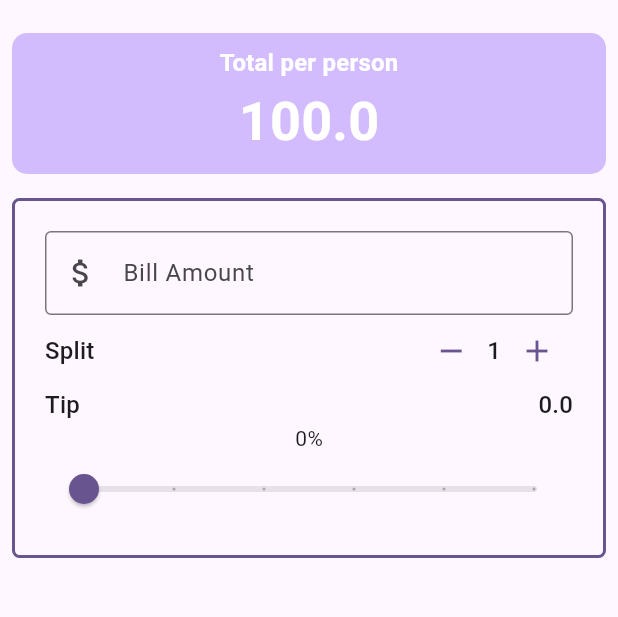
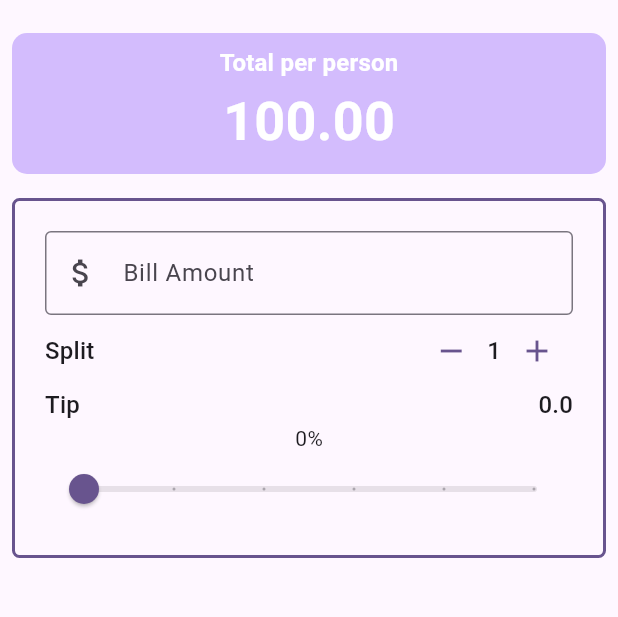
Before and after one commit to cwong8751/flutter-tip-calculator, a Flutter app: the screen it shows after launch, on a phone screen of 412 x 824 dp, the part 63-680 px from its top. Run offline on Flutter 3.47's test engine with Material 3 defaults, Android fonts, the phone set to English and light mode, and no system bars.

Commit message:
section 6 43

```diff
--- a/utip/lib/main.dart
+++ b/utip/lib/main.dart
@@ -1,7 +1,9 @@
 import 'package:flutter/material.dart';
 import 'package:utip/widgets/bill_amount_field.dart';
 import 'package:utip/widgets/person_counter.dart';
+import 'package:utip/widgets/tip_row.dart';
 import 'package:utip/widgets/tip_slider.dart';
+import 'package:utip/widgets/total_per_person.dart';
 
 void main() {
   runApp(const MyApp());
@@ -35,7 +37,7 @@ class _UTipState extends State<UTip> {
   double _billTotal = 100;
 
   double totalPerPerson() {
-    return ((_billTotal * (1 + _tipPercentage)) / _personCount).roundToDouble();
+    return ((_billTotal * (1 + _tipPercentage)) / _personCount);
   }
 
   double totalTip() {
@@ -70,27 +72,7 @@ class _UTipState extends State<UTip> {
         body: Column(
           crossAxisAlignment: CrossAxisAlignment.stretch,
           children: [
-            Padding(
-                padding: const EdgeInsets.all(8.0),
-                child: Container(
-                    padding: const EdgeInsets.all(8.0),
-                    decoration: BoxDecoration(
-                        color: Theme.of(context).colorScheme.inversePrimary,
-                        borderRadius: BorderRadius.circular(10)),
-                    child: Column(
-                      children: [
-                        Text(
-                          "Total per person",
-                          style: style,
-                        ),
-                        Text(
-                          "$total",
-                          style: style.copyWith(
-                              color: theme.colorScheme.onPrimary,
-                              fontSize: theme.textTheme.displaySmall?.fontSize),
-                        )
-                      ],
-                    ))),
+            TotalPerPerson(style: style, total: total, theme: theme),
             Padding(
               padding: const EdgeInsets.all(8.0),
               child: Container(
@@ -110,38 +92,19 @@ class _UTipState extends State<UTip> {
                       },
                     ),
                     // Split bill area
-                    Row(
-                      mainAxisAlignment: MainAxisAlignment.spaceBetween,
-                      children: [
-                        Text(
-                          'Split',
-                          style: theme.textTheme.titleMedium,
-                        ),
-                        PersonCounter(
-                          theme: theme,
-                          personCount: _personCount,
-                          onDecrement: decrement,
-                          onIncrement: increment,
-                        ),
-                      ],
+                    PersonCounter(
+                      theme: theme,
+                      personCount: _personCount,
+                      onDecrement: decrement,
+                      onIncrement: increment,
                     ),
                     // tip section
-                    Row(
-                      mainAxisAlignment: MainAxisAlignment.spaceBetween,
-                      children: [
-                        Text(
-                          'Tip',
-                          style: theme.textTheme.titleMedium,
-                        ),
-                        Text(
-                          "$totalT",
-                          style: theme.textTheme.titleMedium,
-                        )
-                      ],
-                    ),
+                    TipRow(theme: theme, totalT: totalT),
 
                     // slider text
                     Text('${(_tipPercentage * 100).round()}%'),
+
+                    // tip slider
                     TipSlider(
                       tipPercentage: _tipPercentage,
                       onChanged: (double value) {
--- a/utip/lib/widgets/person_counter.dart
+++ b/utip/lib/widgets/person_counter.dart
@@ -19,6 +19,12 @@ class PersonCounter extends StatelessWidget {
     return Row(
       mainAxisAlignment: MainAxisAlignment.spaceBetween,
       children: [
+        Text(
+          'Split',
+          style: theme.textTheme.titleMedium,
+        ),
+        Row(
+          children: [
             IconButton(
                 color: theme.colorScheme.primary,
                 onPressed: onDecrement,
@@ -32,6 +38,8 @@ class PersonCounter extends StatelessWidget {
                 onPressed: onIncrement,
                 icon: const Icon(Icons.add))
           ],
+        )
+      ],
     );
   }
 }
--- /dev/null
+++ b/utip/lib/widgets/tip_row.dart
@@ -0,0 +1,29 @@
+import 'package:flutter/material.dart';
+
+class TipRow extends StatelessWidget {
+  const TipRow({
+    super.key,
+    required this.theme,
+    required this.totalT,
+  });
+
+  final ThemeData theme;
+  final double totalT;
+
+  @override
+  Widget build(BuildContext context) {
+    return Row(
+      mainAxisAlignment: MainAxisAlignment.spaceBetween,
+      children: [
+        Text(
+          'Tip',
+          style: theme.textTheme.titleMedium,
+        ),
+        Text(
+          "$totalT",
+          style: theme.textTheme.titleMedium,
+        )
+      ],
+    );
+  }
+}
--- /dev/null
+++ b/utip/lib/widgets/total_per_person.dart
@@ -0,0 +1,39 @@
+import 'package:flutter/material.dart';
+
+class TotalPerPerson extends StatelessWidget {
+  const TotalPerPerson({
+    super.key,
+    required this.style,
+    required this.total,
+    required this.theme,
+  });
+
+  final TextStyle style;
+  final double total;
+  final ThemeData theme;
+
+  @override
+  Widget build(BuildContext context) {
+    return Padding(
+        padding: const EdgeInsets.all(8.0),
+        child: Container(
+            padding: const EdgeInsets.all(8.0),
+            decoration: BoxDecoration(
+                color: Theme.of(context).colorScheme.inversePrimary,
+                borderRadius: BorderRadius.circular(10)),
+            child: Column(
+              children: [
+                Text(
+                  "Total per person",
+                  style: style,
+                ),
+                Text(
+                  total.toStringAsFixed(2),
+                  style: style.copyWith(
+                      color: theme.colorScheme.onPrimary,
+                      fontSize: theme.textTheme.displaySmall?.fontSize),
+                )
+              ],
+            )));
+  }
+}
```
Lines whose indentation alone changed are shown as unchanged.
